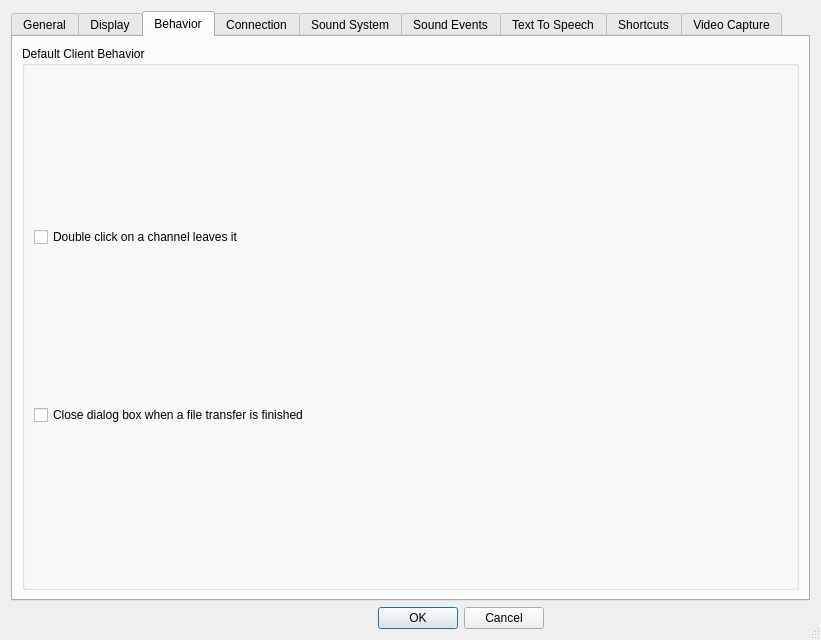
BearWare/TeamTalk5, file Client/qtTeamTalk/preferences.ui: the form before one commit.
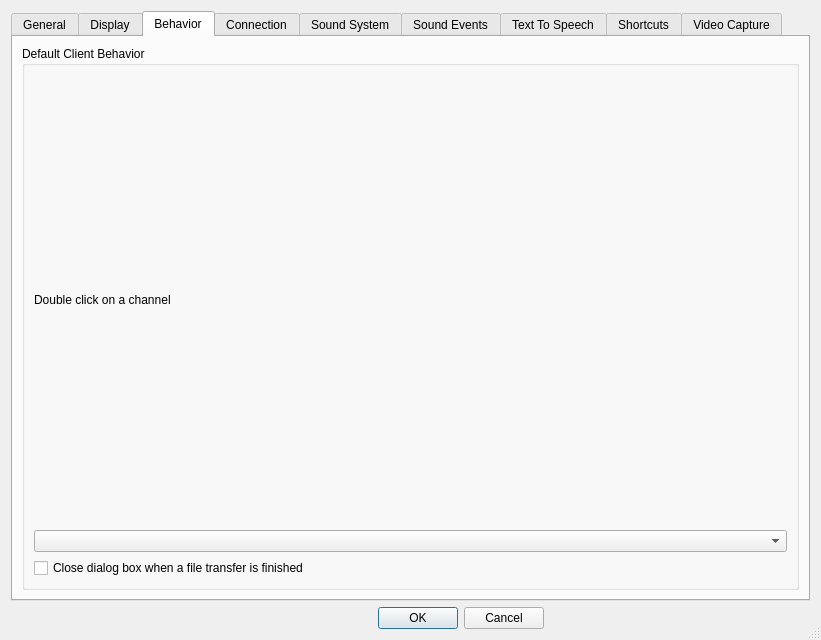
The form after the commit. The open tabs and pages were chosen to show the change. Icons and pictures are not drawn. Custom widgets are drawn as their Qt base class.

Commit message: Combo to choose double click action on channels

The edit to the form file:
```diff
--- a/Client/qtTeamTalk/preferences.ui
+++ b/Client/qtTeamTalk/preferences.ui
@@ -656,12 +656,18 @@
          </property>
          <layout class="QVBoxLayout" name="verticalLayout_behav">
           <item>
-           <widget class="QCheckBox" name="enterLeaveChkBox">
+           <widget class="QLabel" name="label_dbclickchan">
             <property name="text">
-             <string>Double click on a channel leaves it</string>
+             <string>Double click on a channel</string>
+            </property>
+            <property name="buddy">
+             <cstring>chanDbClickBox</cstring>
             </property>
            </widget>
           </item>
+          <item>
+           <widget class="QComboBox" name="chanDbClickBox"/>
+          </item>
           <item>
            <widget class="QCheckBox" name="closeFileDlgChkBox">
             <property name="text">
```
The commit also changes 3 other files.
